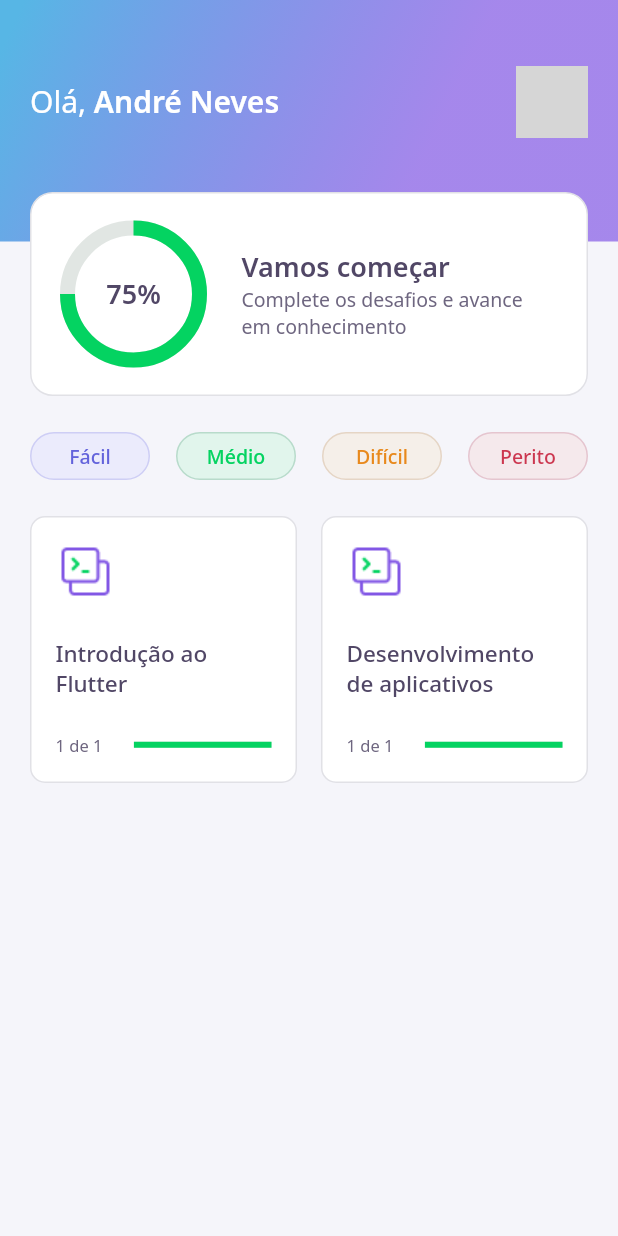
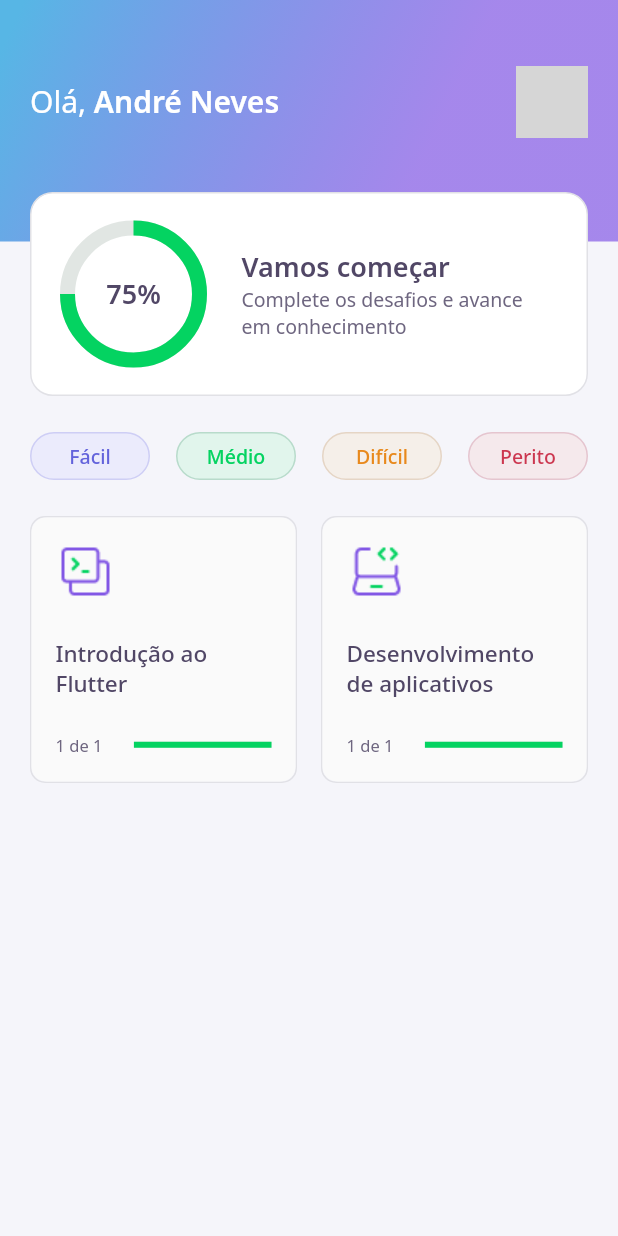
Before and after one commit to AndreNeves97/dev-quiz, a Flutter app: the screen it shows after launch, on a phone screen of 412 x 824 dp. Run offline on Flutter 3.47's test engine with Material 2 defaults, Android fonts, the phone set to English and light mode, and no system bars; our stand-ins replace google_fonts; accounts and stored records are empty; network calls fail; grey boxes are pictures that could not be loaded.

```diff
--- a/lib/src/presenter/home/components/body/quiz_card/quiz_card_widget.dart
+++ b/lib/src/presenter/home/components/body/quiz_card/quiz_card_widget.dart
@@ -1,3 +1,4 @@
+import 'package:dev_quiz/src/presenter/challenge/challenge_page.dart';
 import 'package:flutter/material.dart';
 
 import '../../../../../../core/core.dart';
@@ -12,6 +13,47 @@ class QuizCardWidget extends StatelessWidget {
     required this.quiz,
   }) : super(key: key);
 
+  void _openQuiz(context) {
+    Navigator.push(
+      context,
+      MaterialPageRoute(
+        builder: (context) => ChallengePage(quiz: quiz),
+      ),
+    );
+  }
+
+  @override
+  Widget build(BuildContext context) {
+    final borderRadius = BorderRadius.circular(10);
+
+    return Container(
+      decoration: BoxDecoration(
+        border: Border.fromBorderSide(
+          BorderSide(color: AppColors.border),
+        ),
+        borderRadius: borderRadius,
+        // color: AppColors.white,
+      ),
+      child: Material(
+        borderRadius: borderRadius,
+        child: InkWell(
+          borderRadius: borderRadius,
+          onTap: () => _openQuiz(context),
+          child: Padding(
+            padding: const EdgeInsets.all(16),
+            child: QuizCardContentWidget(quiz),
+          ),
+        ),
+      ),
+    );
+  }
+}
+
+class QuizCardContentWidget extends StatelessWidget {
+  const QuizCardContentWidget(this.quiz);
+
+  final Quiz quiz;
+
   String get progressInfo {
     return '${quiz.questionsAnswers.length} de ${quiz.questions.length}';
   }
@@ -22,25 +64,21 @@ class QuizCardWidget extends StatelessWidget {
 
   @override
   Widget build(BuildContext context) {
-    return Container(
-      padding: const EdgeInsets.all(16),
-      decoration: BoxDecoration(
-        border: Border.fromBorderSide(
-          BorderSide(color: AppColors.border),
-        ),
-        borderRadius: BorderRadius.circular(10),
-        color: AppColors.white,
-      ),
-      child: Column(
+    return Column(
       crossAxisAlignment: CrossAxisAlignment.start,
       children: [
         Container(
           height: 40,
           width: 40,
-            child: Image.asset(AppImages.data),
+          child: Image.asset(AppImages.getIconAssetUrl(quiz.assetImage)),
         ),
         SizedBox(height: 24),
-          Text(quiz.title, style: AppTextStyles.heading2_15),
+        Text(
+          quiz.title,
+          maxLines: 2,
+          overflow: TextOverflow.ellipsis,
+          style: AppTextStyles.heading2_15,
+        ),
         SizedBox(height: 24),
         Row(
           children: [
@@ -52,7 +90,6 @@ class QuizCardWidget extends StatelessWidget {
           ],
         )
       ],
-      ),
     );
   }
 }
```
Lines whose indentation alone changed are shown as unchanged.
